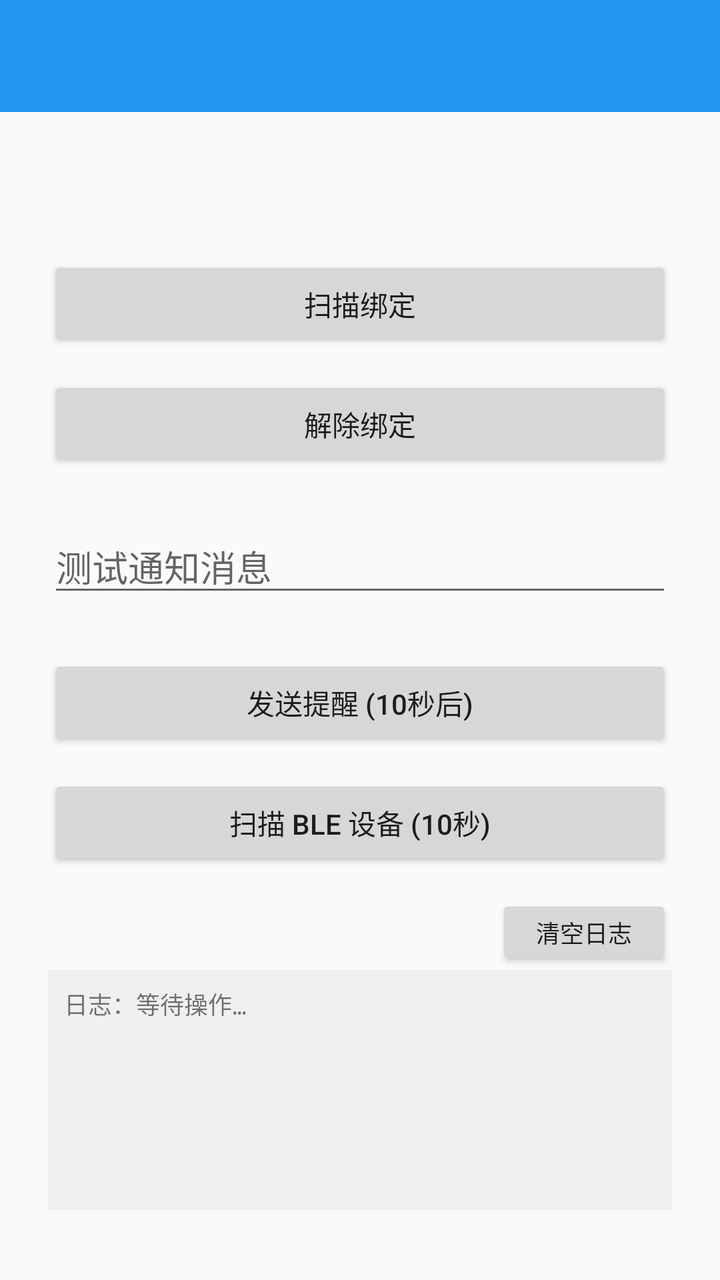
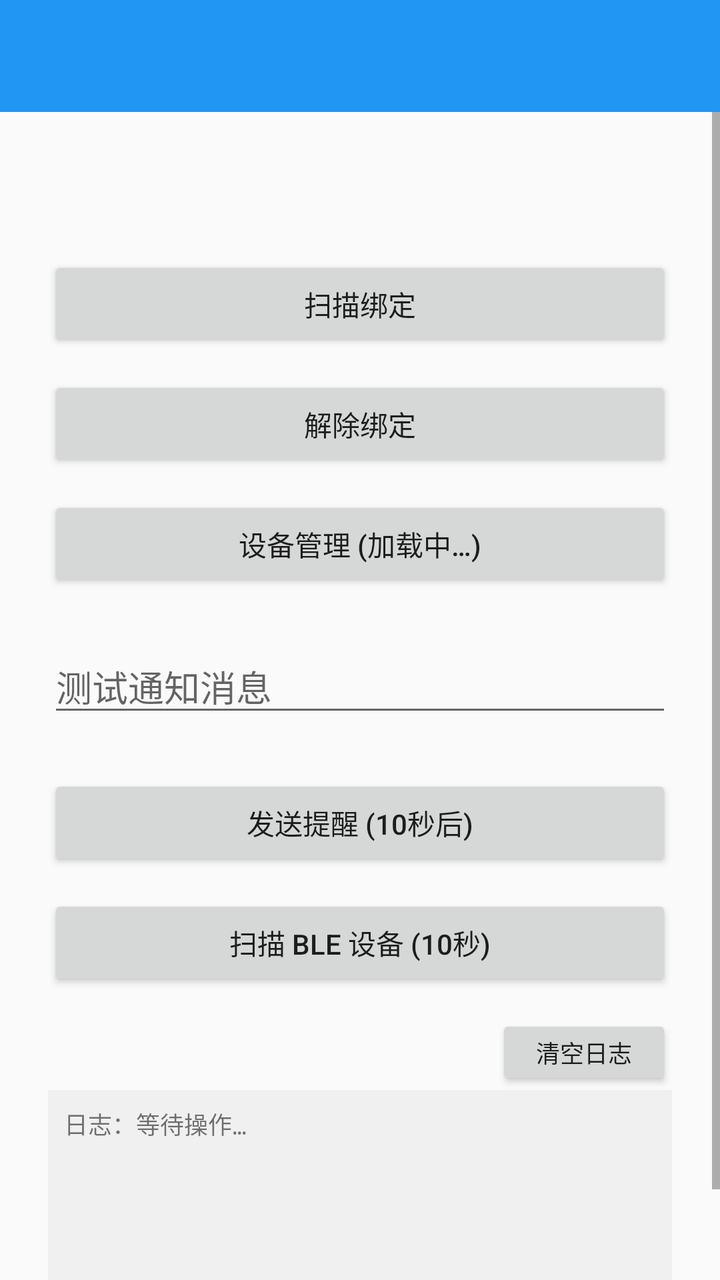

Screens rendered from an Android XML layout before and after an edit, with the pre-edit source and the edit as a unified diff.
<!-- AndroidManifest.xml: application theme Theme.Demo -->
<!-- res/layout/activity_main.xml -->
<?xml version="1.0" encoding="utf-8"?>
<LinearLayout xmlns:android="http://schemas.android.com/apk/res/android"
    xmlns:app="http://schemas.android.com/apk/res-auto"
    android:layout_width="match_parent"
    android:layout_height="match_parent"
    android:orientation="vertical">

    <FrameLayout
        android:id="@+id/app_bar"
        android:layout_width="match_parent"
        android:layout_height="wrap_content"
        android:background="?attr/colorPrimary">

        <androidx.appcompat.widget.Toolbar
            android:id="@+id/toolbar"
            android:layout_width="match_parent"
            android:layout_height="?attr/actionBarSize"
            android:theme="@style/ThemeOverlay.AppCompat.Dark.ActionBar"
            app:titleTextColor="@android:color/white" />

    </FrameLayout>

    <ScrollView
        android:layout_width="match_parent"
        android:layout_height="0dp"
        android:layout_weight="1"
        android:fillViewport="true">

        <LinearLayout
            android:layout_width="match_parent"
            android:layout_height="wrap_content"
            android:gravity="center_horizontal"
            android:orientation="vertical"
            android:padding="24dp">

            <Space
                android:layout_width="match_parent"
                android:layout_height="48dp" />

            <Button
                android:id="@+id/btn_scan_pair"
                android:layout_width="match_parent"
                android:layout_height="wrap_content"
                android:text="@string/s_scan_pair" />

            <Space
                android:layout_width="match_parent"
                android:layout_height="12dp" />

            <Button
                android:id="@+id/btn_unpair"
                android:layout_width="match_parent"
                android:layout_height="wrap_content"
                android:text="@string/s_unpair" />

            <Space
                android:layout_width="match_parent"
                android:layout_height="24dp" />

            <EditText
                android:id="@+id/et_message"
                android:layout_width="match_parent"
                android:layout_height="wrap_content"
                android:hint="@string/s_default_text"
                android:inputType="text" />

            <Space
                android:layout_width="match_parent"
                android:layout_height="24dp" />

            <Button
                android:id="@+id/btn_send"
                android:layout_width="match_parent"
                android:layout_height="wrap_content"
                android:text="@string/s_send_reminder" />

            <Space
                android:layout_width="match_parent"
                android:layout_height="12dp" />

            <Button
                android:id="@+id/btn_scan_only"
                android:layout_width="match_parent"
                android:layout_height="wrap_content"
                android:text="扫描 BLE 设备 (10秒)" />

            <Space
                android:layout_width="match_parent"
                android:layout_height="12dp" />

            <LinearLayout
                android:layout_width="match_parent"
                android:layout_height="wrap_content"
                android:orientation="horizontal">

                <Space
                    android:layout_width="0dp"
                    android:layout_height="wrap_content"
                    android:layout_weight="1" />

                <Button
                    android:id="@+id/btn_clear_log"
                    android:layout_width="wrap_content"
                    android:layout_height="wrap_content"
                    android:text="@string/s_clear_log"
                    android:minHeight="32dp"
                    android:textSize="12sp" />

            </LinearLayout>

            <ScrollView
                android:layout_width="match_parent"
                android:layout_height="120dp"
                android:background="#F0F0F0"
                android:padding="8dp">

                <TextView
                    android:id="@+id/tv_log"
                    android:layout_width="match_parent"
                    android:layout_height="wrap_content"
                    android:fontFamily="monospace"
                    android:textIsSelectable="true"
                    android:textSize="12sp"
                    android:text="日志：等待操作…" />

            </ScrollView>

        </LinearLayout>
    </ScrollView>
</LinearLayout>
<!-- resources referenced by this layout -->
<resources>
  <string name="s_clear_log">清空日志</string>
  <string name="s_default_text">测试通知消息</string>
  <string name="s_scan_pair">扫描绑定</string>
  <string name="s_send_reminder">发送提醒 (10秒后)</string>
  <string name="s_unpair">解除绑定</string>
  <style name="Theme.Demo" parent="Theme.AppCompat.Light.NoActionBar">
          <item name="colorPrimary">@color/color_primary</item>
          <item name="colorPrimaryDark">@color/color_primary_dark</item>
          <item name="colorAccent">@color/color_accent</item>
      </style>
  <color name="color_primary">#2196F3</color>
  <color name="color_primary_dark">#1976D2</color>
  <color name="color_accent">#FF9800</color>
</resources>

<!-- the commit's change to res/layout/activity_main.xml (unified diff, before → after) -->
@@ -52,6 +52,18 @@
                 android:layout_width="match_parent"
                 android:layout_height="wrap_content"
                 android:text="@string/s_unpair" />
+
+            <Space
+                android:layout_width="match_parent"
+                android:layout_height="12dp" />
+
+            <Button
+                android:id="@+id/btn_device_manager"
+                android:layout_width="match_parent"
+                android:layout_height="wrap_content"
+                android:text="设备管理 (加载中…)" />
+
+
 
             <Space
                 android:layout_width="match_parent"
